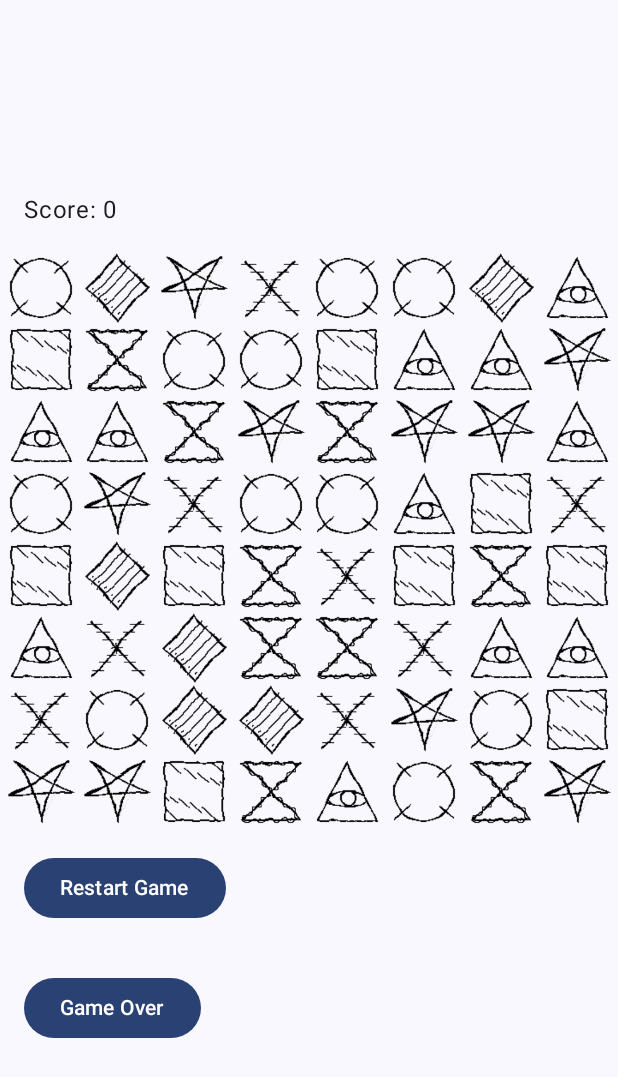
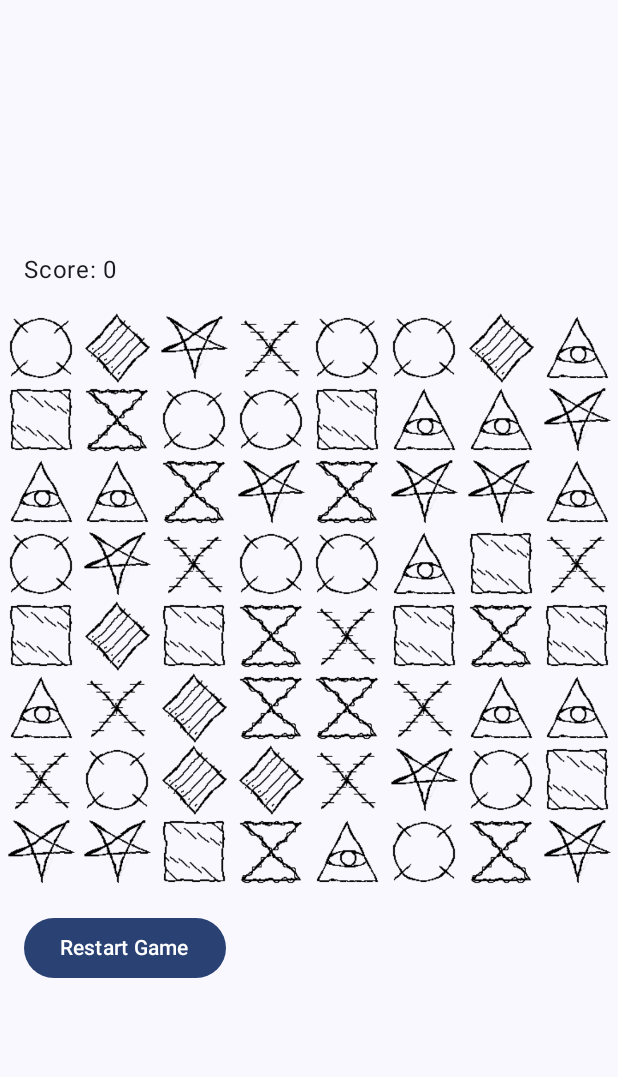
Before and after one commit to TVT22KMO-GROUP-8/BejeveledMobileGame, an Android app built with Jetpack Compose: the game_board screen opened through its navigation route, on a phone screen of 412 x 824 dp. Shown: the top 1077 px of the screen. Run offline under Robolectric (Android 15) with nearby library versions, the phone set to English and light mode, and no system bars; our stand-ins replace Firebase (no records; nobody signed in at launch, a user with empty details on screens opened directly), Room's generated code.

Commit message:
Poistettu game over nappi, toimivuudet siirrettu restart nappulaan. score nollaantuu kun gameover alertissa painaa ok nappia

```diff
--- a/app/src/main/java/com/example/bejeweled/ui/AppViewModelProvider.kt
+++ b/app/src/main/java/com/example/bejeweled/ui/AppViewModelProvider.kt
@@ -7,7 +7,7 @@ import androidx.lifecycle.viewmodel.CreationExtras
 import androidx.lifecycle.viewmodel.initializer
 import androidx.lifecycle.viewmodel.viewModelFactory
 
-import com.example.bejeweled.data.ScoreboardListViewModel
+
 import com.example.bejeweled.data.ScoreboardViewModel
 
 
@@ -19,10 +19,6 @@ import com.example.bejeweled.data.ScoreboardViewModel
  */
 object AppViewModelProvider {
     val Factory = viewModelFactory {
-        // Initializer for ScoreboardListViewModel
-        initializer {
-            ScoreboardListViewModel()
-        }
 
         // Initializer for ItemEntryViewModel
         initializer {
--- a/app/src/main/java/com/example/bejeweled/ui/GameBoard.kt
+++ b/app/src/main/java/com/example/bejeweled/ui/GameBoard.kt
@@ -70,6 +70,7 @@ fun BejeweledGameBoard(
 
     fun onGameOver() {
         isGameOver = true
+        gemGrid = generateGemGrid(gridSize) // Update gemGrid
 
     }
 
@@ -79,7 +80,10 @@ fun BejeweledGameBoard(
             scoreboardUiState = viewModel.scoreboardUiState,
             sharedPreferences = sharedPreferences,
             database = database,
+
+
         )
+
     }
 
     Column(
@@ -132,21 +136,11 @@ fun BejeweledGameBoard(
 
         Button(
             onClick = {
-                // Regenerate the gem grid
-                gemGrid = generateGemGrid(gridSize) // Update gemGrid
-                score = 0 // Reset the score
-            },
-            modifier = Modifier.padding(16.dp)
-        ) {
-            Text("Restart Game")
-        }
-        Button(
-            onClick = {
                 onGameOver()
             },
             modifier = Modifier.padding(16.dp)
         ){
-            Text("Game Over")
+            Text("Restart Game")
         }
 
     }
@@ -379,13 +373,14 @@ fun addNewScore(scoreboardDetails: ScoreboardDetails, database: FirebaseDatabase
     }
 }
 
-@OptIn(ExperimentalMaterial3Api::class)
+
 @Composable
 fun GameOverDialog(
     onDismiss: () -> Unit,
     scoreboardUiState: ScoreboardUiState,
     sharedPreferences: SharedPreferences,
-    database: FirebaseDatabase
+    database: FirebaseDatabase,
+
 ) {
     AlertDialog(
         onDismissRequest = { /* TODO: Handle dismiss request */ },
@@ -404,6 +399,9 @@ fun GameOverDialog(
                         onClick = {
                             onDismiss()
                             addNewScore(scoreboardUiState.scoreboardDetails, database)
+                            score = 0 // Reset the score
+
+
                         }
                     ) {
                         Text("OK")
--- a/app/src/main/java/com/example/bejeweled/ui/ScoreBoard.kt
+++ b/app/src/main/java/com/example/bejeweled/ui/ScoreBoard.kt
@@ -31,7 +31,7 @@ import androidx.compose.ui.unit.dp
 import androidx.lifecycle.viewmodel.compose.viewModel
 import com.example.bejeweled.R
 import com.example.bejeweled.data.ScoreboardInfo
-import com.example.bejeweled.data.ScoreboardListViewModel
+
 import com.example.bejeweled.data.ScoreboardViewModel
 import com.example.bejeweled.ui.navigation.NavigationDestination
 import com.google.firebase.Firebase
@@ -59,7 +59,7 @@ object ScoreboardDestination : NavigationDestination {
 
 @Composable
 fun ScoreBoard(
-    viewModel: ScoreboardListViewModel = viewModel(factory = AppViewModelProvider.Factory)
+
 ) {
     val scoreboardListValue = remember { mutableStateListOf<ScoreboardInfo>() }
     val database = Firebase.database("https://bejeweledmobiiliprojekti-default-rtdb.europe-west1.firebasedatabase.app/")
```
Also changed, not shown: app/src/main/java/com/example/bejeweled/data/ScoreboardListViewModel.kt (deleted, +0 -57 lines).
